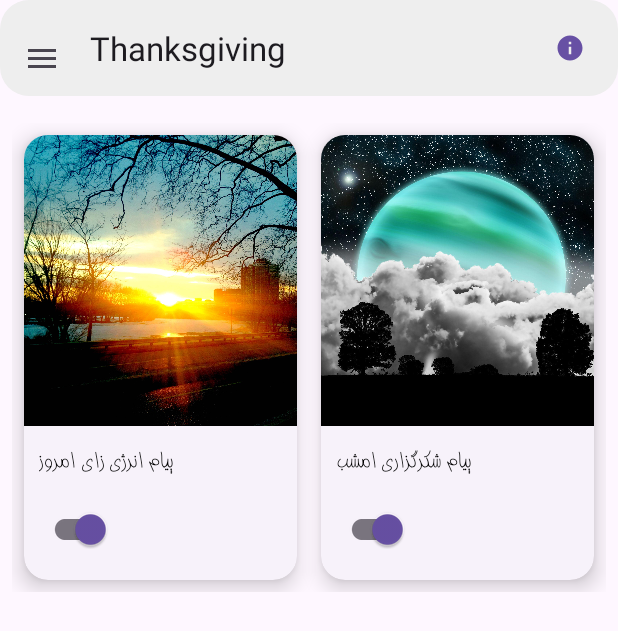
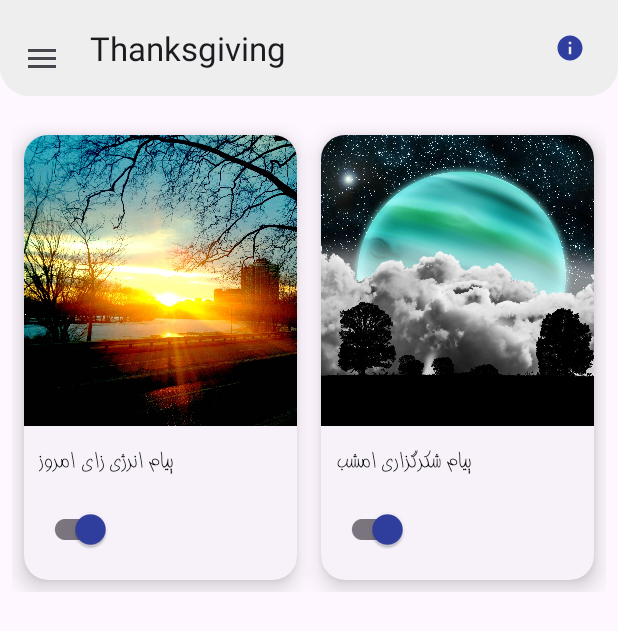
Before and after one commit to Samanbi/Thanksgiving, an Android app: the screen it shows after launch (MainActivity), on a phone screen of 412 x 824 dp. Shown: the top 631 px of the screen. Run offline under Robolectric (Android 15) with nearby library versions, the phone set to English and light mode, and no system bars.

Commit message:
F.Commit

```diff
--- a/app/src/main/java/tekma/app/thanksgiving/MainActivity.java
+++ b/app/src/main/java/tekma/app/thanksgiving/MainActivity.java
@@ -2,6 +2,7 @@ package tekma.app.thanksgiving;
 
 import androidx.appcompat.app.ActionBarDrawerToggle;
 import androidx.appcompat.app.AppCompatActivity;
+import androidx.appcompat.app.AppCompatDelegate;
 import androidx.core.view.GravityCompat;
 import androidx.drawerlayout.widget.DrawerLayout;
 
@@ -37,11 +38,14 @@ public class MainActivity extends AppCompatActivity {
     protected void onCreate(Bundle savedInstanceState) {
         super.onCreate(savedInstanceState);
         setContentView(R.layout.activity_main);
+        AppCompatDelegate.setDefaultNightMode(AppCompatDelegate.MODE_NIGHT_NO);
 
         bindViews();
         switchHandling();
         navigationHandling();
         topAppBarHandling();
+
+
     }
 
     private void topAppBarHandling() {
--- a/app/src/main/res/drawable/background_shape.xml
+++ b/app/src/main/res/drawable/background_shape.xml
@@ -1,5 +1,5 @@
 <?xml version="1.0" encoding="utf-8"?>
 <shape xmlns:android="http://schemas.android.com/apk/res/android">
     <corners android:radius="19dp" />
-    <solid android:color="#EEEEEE"/>
+    <solid android:color="@color/EEE"/>
 </shape>
--- /dev/null
+++ b/app/src/main/res/drawable/shape_top_app_bar.xml
@@ -0,0 +1,7 @@
+<?xml version="1.0" encoding="utf-8"?>
+<shape xmlns:android="http://schemas.android.com/apk/res/android">
+    <corners
+        android:bottomLeftRadius="19dp"
+        android:bottomRightRadius="19dp" />
+    <solid android:color="#EEE" />
+</shape>
--- a/app/src/main/res/layout/activity_main.xml
+++ b/app/src/main/res/layout/activity_main.xml
@@ -23,7 +23,7 @@
                 android:layout_width="match_parent"
                 android:layout_height="?attr/actionBarSize"
                 android:layout_marginBottom="10dp"
-                android:background="@drawable/background_shape"
+                android:background="@drawable/shape_top_app_bar"
                 android:elevation="0dp"
                 android:padding="7dp"
                 app:navigationIcon="@drawable/baseline_menu_24"
--- a/app/src/main/res/values/colors.xml
+++ b/app/src/main/res/values/colors.xml
@@ -2,4 +2,11 @@
 <resources>
     <color name="black">#FF000000</color>
     <color name="white">#FFFFFFFF</color>
+    <color name="EEE">#EEEEEE</color>
+
+    <color name="whiteDF">#DFDFDF</color>
+    <color name="colorPrimary">#3F51B5</color>
+    <color name="colorPrimaryDark">#303F9F</color>
+    <color name="colorAccent">#FF4081</color>
+
 </resources>
--- a/app/src/main/res/values/themes.xml
+++ b/app/src/main/res/values/themes.xml
@@ -3,6 +3,9 @@
     <style name="Base.Theme.Thanksgiving" parent="Theme.Material3.DayNight.NoActionBar">
         <!-- Customize your light theme here. -->
         <!-- <item name="colorPrimary">@color/my_light_primary</item> -->
+        <item name="colorPrimary">@color/colorPrimaryDark</item>
+        <item name="colorPrimaryDark">@color/EEE</item>
+        <item name="colorAccent">@color/colorAccent</item>
     </style>
 
     <style name="Theme.Thanksgiving" parent="Base.Theme.Thanksgiving" />
```
